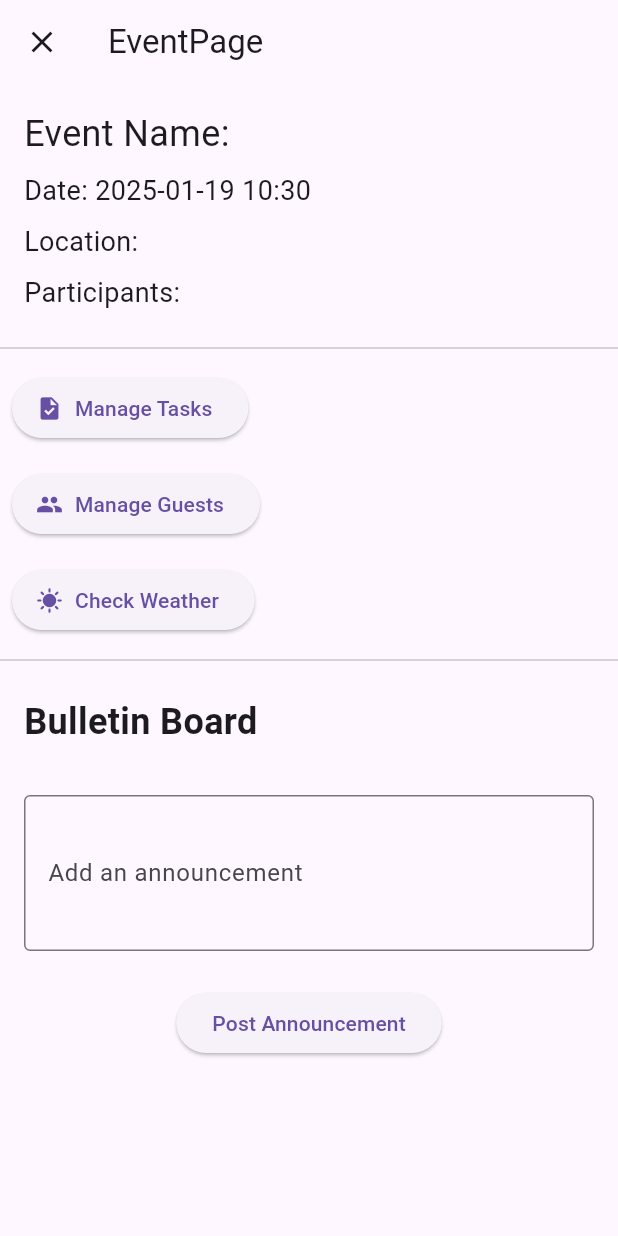
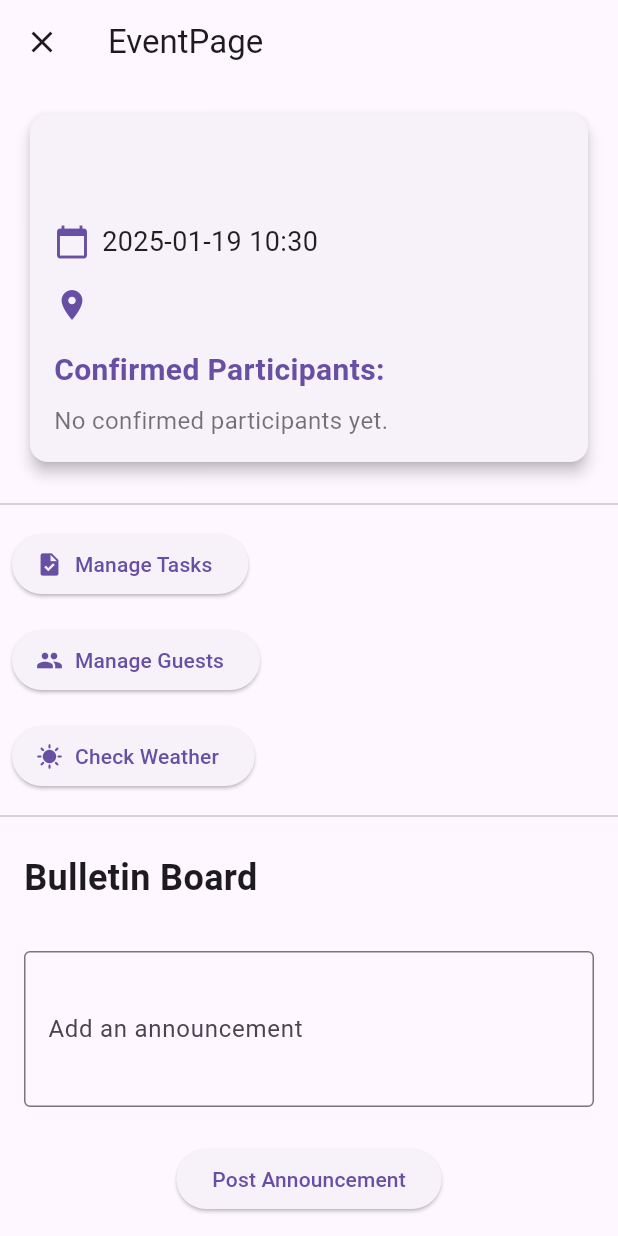
Before and after one commit to DvorsakGal/Evently, a Flutter app: the EventPage screen opened directly with empty values, on a phone screen of 412 x 824 dp. Run offline on Flutter 3.47's test engine with Material 3 defaults, Android fonts, the phone set to English and light mode, and no system bars; our stand-ins replace cloud_firestore, dio, firebase_auth, firebase_core, weather; accounts and stored records are empty.

Commit message:
izboljsan izgled event page

```diff
--- a/evently_app/lib/pages/event_page.dart
+++ b/evently_app/lib/pages/event_page.dart
@@ -49,31 +49,108 @@ class _EventPage extends State<EventPage> {
         return Center(child: Text('Event not found'));
       } else {
         var event = snapshot.data!;
-          // Ensure that the 'date' field is a Timestamp
         Timestamp eventDate = event['date'];
+        List<dynamic> participants = event['participants'] ?? [];
+
+        // Filtriraj potrjene udeležence in pridobi njihova imena
+        var confirmedParticipants = participants
+            .where((p) => p['status'] == 'confirmed')
+            .map((p) => p['name'])
+            .toList();
+
         return Padding(
+          padding: const EdgeInsets.all(16.0),
+          child: Card(
+            shape: RoundedRectangleBorder(
+              borderRadius: BorderRadius.circular(12.0),
+            ),
+            elevation: 4,
+            child: Padding(
               padding: const EdgeInsets.all(16.0),
               child: Column(
                 crossAxisAlignment: CrossAxisAlignment.start,
                 children: [
-                Text('Event Name: ${event['name']}',
-                    style: TextStyle(fontSize: 24)),
-                SizedBox(height: 8),
-                Text('Date: ${_formatDate(eventDate)}',
-                    style: TextStyle(fontSize: 18)), // Format the date here
-                SizedBox(height: 8),
-                Text('Location: ${event['location']}',
-                    style: TextStyle(fontSize: 18)),
-                SizedBox(height: 8),
-                Text('Participants: ${event['participants'].join(', ')}',
-                    style: TextStyle(fontSize: 18)),
+                  // Ime dogodka z lila barvo
+                  Text(
+                    event['name'],
+                    style: TextStyle(
+                      fontSize: 28,
+                      fontWeight: FontWeight.bold,
+                      color: const Color.fromARGB(255, 103, 79, 163), // Lila barva za naslov
+                    ),
+                  ),
+                  const SizedBox(height: 16),
+                  // Datum dogodka z ikono
+                  Row(
+                    children: [
+                      Icon(Icons.calendar_today,
+                          color: const Color.fromARGB(255, 103, 79, 163)), // Lila ikona
+                      const SizedBox(width: 8),
+                      Text(
+                        _formatDate(eventDate),
+                        style: TextStyle(fontSize: 18, color: Colors.black87),
+                      ),
                     ],
+                  ),
+                  const SizedBox(height: 16),
+                  // Lokacija dogodka z ikono
+                  Row(
+                    children: [
+                      Icon(Icons.location_on,
+                          color: const Color.fromARGB(255, 103, 79, 163)), // Lila ikona
+                      const SizedBox(width: 8),
+                      Text(
+                        event['location'],
+                        style: TextStyle(fontSize: 18, color: Colors.black87),
+                      ),
+                    ],
+                  ),
+                  const SizedBox(height: 16),
+                  // Udeleženci (prikaz potrjenih udeležencev)
+                  Text(
+                    'Confirmed Participants:',
+                    style: TextStyle(
+                      fontSize: 20,
+                      fontWeight: FontWeight.bold,
+                      color: const Color.fromARGB(255, 103, 79, 163), // Lila barva za naslov
+                    ),
+                  ),
+                  const SizedBox(height: 8),
+                  // Prikaz imen potrjenih udeležencev v obliki seznama
+                  if (confirmedParticipants.isEmpty)
+                    Text(
+                      'No confirmed participants yet.',
+                      style: TextStyle(fontSize: 16, color: Colors.black54),
+                    )
+                  else
+                    ...confirmedParticipants.map(
+                      (name) => Padding(
+                        padding: const EdgeInsets.symmetric(vertical: 4.0),
+                        child: Row(
+                          children: [
+                            Icon(Icons.check_circle,
+                                color: const Color.fromARGB(255, 8, 161, 67), size: 20),
+                            const SizedBox(width: 8),
+                            Text(
+                              name,
+                              style:
+                                  TextStyle(fontSize: 16, color: Colors.black),
+                            ),
+                          ],
+                        ),
+                      ),
+                    ),
+                ],
+              ),
+            ),
           ),
         );
       }
     },
   );
 }
+
+
 
   // ADD POST ZA OGLASNO DESKO
   void _addPost() {
```
Lines whose indentation alone changed are shown as unchanged.
